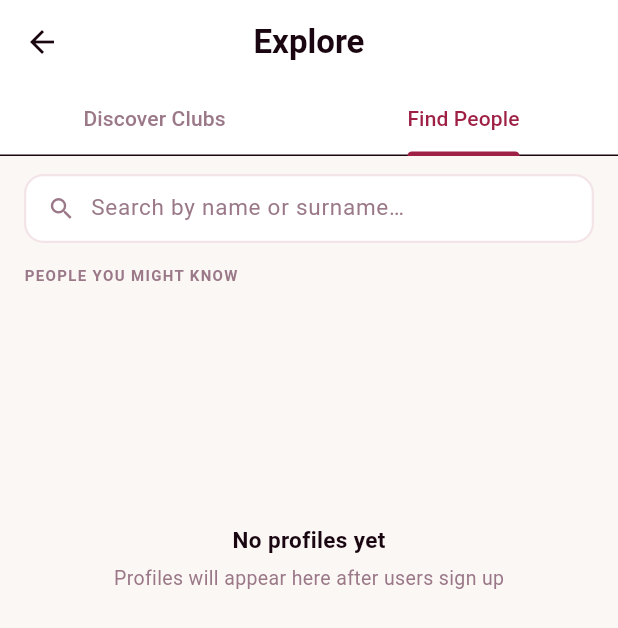
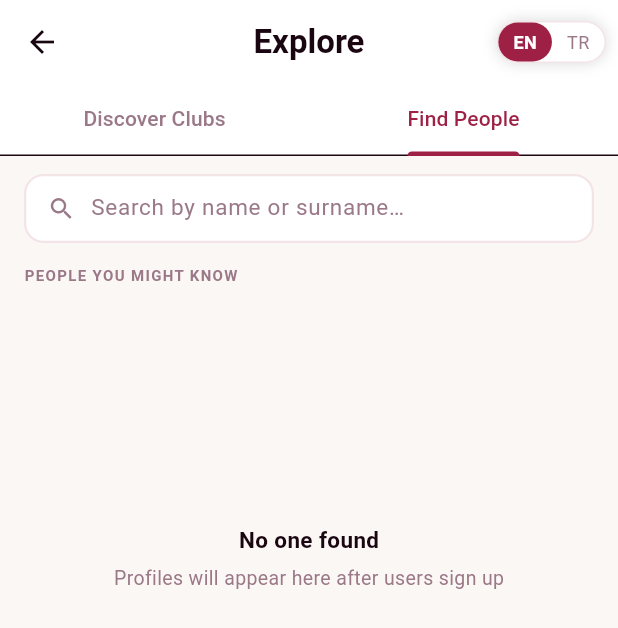
Before and after one commit to 3MB-MyClubs/My_Uni, a Flutter app: the ExploreScreen screen opened directly, tab 2 chosen, on a phone screen of 412 x 824 dp. Shown: the top 628 px of the screen. Run offline on Flutter 3.47's test engine with Material 3 defaults, Android fonts, the phone set to English and light mode, and no system bars; our stand-ins replace flutter_local_notifications, flutter_riverpod, hive, image_cropper, image_picker, permission_handler and 3 more; missing offline and left inert: device_calendar; accounts and stored records are empty; network calls fail.

Commit message:
EN/TR SWITCH TRIAL

```diff
--- a/lib/main.dart
+++ b/lib/main.dart
@@ -21,6 +21,7 @@ import 'services/view_tracker.dart';
 import 'services/personalization_service.dart';
 import 'services/people_service.dart';
 import 'services/theme_service.dart';
+import 'services/locale_service.dart';
 import 'services/calendar_sync_service.dart';
 import 'services/supabase_config.dart';
 import 'services/tutorial_service.dart';
@@ -62,6 +63,7 @@ void main() async {
   await viewTracker.initialize();
   await personalizationService.initialize();
   await themeService.initialize();
+  await localeService.initialize();
   await calendarSyncService.initialize();
   await tutorialService.initialize();
   contentStore.applyToLists();
--- a/lib/screens/explore_screen.dart
+++ b/lib/screens/explore_screen.dart
@@ -1,4 +1,7 @@
 import 'package:flutter/material.dart';
+import '../services/app_strings.dart';
+import '../services/locale_service.dart';
+import '../widgets/language_switcher.dart';
 import '../models/club.dart';
 import '../models/user.dart';
 import '../services/app_colors.dart';
@@ -71,6 +74,7 @@ class _ExploreScreenState extends State<ExploreScreen>
     super.initState();
     _tabController = TabController(length: 2, vsync: this);
     _tabController.addListener(() => setState(() {}));
+    localeService.addListener(_onLocaleChanged);
     _loadClubContent();
     _loadPeople();
   }
@@ -80,7 +84,12 @@ class _ExploreScreenState extends State<ExploreScreen>
     _tabController.dispose();
     _clubSearchController.dispose();
     _peopleSearchController.dispose();
+    localeService.removeListener(_onLocaleChanged);
     super.dispose();
+  }
+
+  void _onLocaleChanged() {
+    if (mounted) setState(() {});
   }
 
   Future<void> _loadClubContent() async {
@@ -307,18 +316,19 @@ class _ExploreScreenState extends State<ExploreScreen>
       appBar: AppBar(
         backgroundColor: AppColors.card,
         surfaceTintColor: Colors.transparent,
-        title: const Text(
-          'Explore',
-          style: TextStyle(fontWeight: FontWeight.bold, fontSize: 22),
+        title: Text(
+          S.explore,
+          style: const TextStyle(fontWeight: FontWeight.bold, fontSize: 22),
         ),
+        actions: const [LanguageSwitcher(), SizedBox(width: 8)],
         bottom: TabBar(
           controller: _tabController,
           labelColor: AppColors.primaryRed,
           unselectedLabelColor: AppColors.secondaryText,
           indicatorColor: AppColors.primaryRed,
-          tabs: const [
-            Tab(text: 'Discover Clubs'),
-            Tab(text: 'Find People'),
+          tabs: [
+            Tab(text: S.discoverClubs),
+            Tab(text: S.findPeople),
           ],
         ),
       ),
@@ -495,7 +505,7 @@ class _ExploreScreenState extends State<ExploreScreen>
     final filtering = _clubQuery.isNotEmpty;
     final label = filtering
         ? '${filtered.length} club${filtered.length == 1 ? '' : 's'}'
-        : 'All clubs';
+        : S.allClubs;
 
     return Column(
       children: [
@@ -505,7 +515,7 @@ class _ExploreScreenState extends State<ExploreScreen>
             children: [
               _searchField(
                 controller: _clubSearchController,
-                hint: 'Search clubs…',
+                hint: S.searchClubs,
                 value: _clubQuery,
                 onChanged: (v) => setState(() => _clubQuery = v),
               ),
@@ -515,7 +525,7 @@ class _ExploreScreenState extends State<ExploreScreen>
         const SizedBox(height: 14),
         Expanded(
           child: filtered.isEmpty
-              ? _emptyState('No clubs match', 'Try a different search term')
+              ? _emptyState(S.noClubsMatch, S.tryDifferentSearch)
               : ListView.builder(
                   padding: EdgeInsets.fromLTRB(
                     16,
@@ -564,7 +574,7 @@ class _ExploreScreenState extends State<ExploreScreen>
 
     final label = searching
         ? '${people.length} result${people.length == 1 ? '' : 's'}'
-        : 'People you might know';
+        : S.peopleMightKnow;
 
     return Column(
       children: [
@@ -574,7 +584,7 @@ class _ExploreScreenState extends State<ExploreScreen>
             children: [
               _searchField(
                 controller: _peopleSearchController,
-                hint: 'Search by name or surname…',
+                hint: S.searchPeople,
                 value: _peopleQuery,
                 onChanged: (v) => setState(() => _peopleQuery = v),
               ),
@@ -688,11 +698,9 @@ class _ExploreScreenState extends State<ExploreScreen>
                 return SizedBox(
                   height: 340,
                   child: _emptyState(
+                    S.noOneMatches,
                     searching
-                        ? 'No one matches "$_peopleQuery"'
-                        : 'No profiles yet',
-                    searching
-                        ? 'Try a name, surname, or email'
+                        ? S.tryNameSearch
                         : 'Profiles will appear here after users sign up',
                   ),
                 );
@@ -746,7 +754,7 @@ class _ExploreScreenState extends State<ExploreScreen>
     if (major != null && major.isNotEmpty) {
       return year != null && year.isNotEmpty ? '$major · $year' : major;
     }
-    return u.email.isNotEmpty ? u.email : 'Student profile';
+    return u.email.isNotEmpty ? u.email : S.studentProfile;
   }
 }
 
@@ -836,8 +844,8 @@ class _ClubRow extends StatelessWidget {
             const SizedBox(width: 10),
             toggleBuilder(
               active: joined,
-              activeLabel: 'Joined ✓',
-              inactiveLabel: 'Join',
+              activeLabel: S.joined,
+              inactiveLabel: S.join,
               onTap: onJoin,
             ),
           ],
@@ -1087,7 +1095,7 @@ class _PersonRowState extends State<_PersonRow> {
                           ),
                           const SizedBox(width: 5),
                           Text(
-                            _displayFollowing ? 'Following' : 'Follow',
+                            _displayFollowing ? S.following : S.follow,
                             style: TextStyle(
                               fontSize: 13,
                               fontWeight: FontWeight.w600,
--- /dev/null
+++ b/lib/services/app_strings.dart
@@ -0,0 +1,149 @@
+import 'locale_service.dart';
+
+class S {
+  S._();
+  static String _t(String en, String tr) =>
+      localeService.languageCode == 'tr' ? tr : en;
+
+  // ── Feed
+  static String get goodMorning     => _t('Good morning',   'Günaydın');
+  static String get goodAfternoon   => _t('Good afternoon', 'İyi öğleden sonralar');
+  static String get goodEvening     => _t('Good evening',   'İyi akşamlar');
+  static String get stillUp         => _t('Still up',       'Hâlâ uyanık mısın');
+  static String get thisWeek        => _t('THIS WEEK',      'BU HAFTA');
+  static String get seeAll          => _t('See all',        'Hepsini gör');
+  static String get fromYourClubs   => _t('FROM YOUR CLUBS', 'KULÜPLERİNDEN');
+  static String get clubFeed        => _t('CLUB FEED',      'KULÜp AKIŞI');
+  static String get following       => _t('Following',      'Takip');
+  static String get all             => _t('All',            'Tümü');
+  static String get latest          => _t('Latest',         'Son Gönderiler');
+  static String get nothingHere     => _t('Nothing here yet', 'Henüz bir şey yok');
+  static String get followClubs     => _t(
+    'Follow clubs to see their posts\nand events in your feed',
+    'Gönderilerini görmek için\nkulüp takip et',
+  );
+  static String get exploreClubs    => _t('Explore All Clubs',      'Tüm Kulüpleri Keşfet');
+  static String get peopleMightKnow => _t('People You Might Know',  'Tanıyor Olabileceğin Kişiler');
+  static String get clubMightLike   => _t('Club You Might Like',    'Beğenebileceğin Kulüp');
+  static String get today           => _t('Today',    'Bugün');
+  static String get tomorrow        => _t('Tomorrow', 'Yarın');
+
+  // ── Explore
+  static String get explore        => _t('Explore',               'Keşfet');
+  static String get discoverClubs  => _t('Discover Clubs',        'Kulüpleri Keşfet');
+  static String get findPeople     => _t('Find People',           'Kişileri Bul');
+  static String get searchClubs    => _t('Search clubs…',         'Kulüp ara…');
+  static String get searchPeople   => _t('Search by name or surname…', 'İsim veya soyisim ile ara…');
+  static String get allClubs       => _t('All clubs',             'Tüm kulüpler');
+  static String get noClubsMatch   => _t('No clubs match',        'Eşleşen kulüp yok');
+  static String get tryDifferentSearch => _t('Try a different search term', 'Farklı bir arama terimi dene');
+  static String get studentProfile => _t('Student profile',       'Öğrenci profili');
+  static String get joined         => _t('Joined ✓',              'Katıldı ✓');
+  static String get join           => _t('Join',                  'Katıl');
+  static String get follow         => _t('Follow',                'Takip Et');
+  static String get noOneMatches   => _t('No one found',          'Kimse bulunamadı');
+  static String get tryNameSearch  => _t('Try a name, surname, or email', 'İsim, soyisim veya e-posta dene');
+
+  // ── This Week
+  static String get discoverEvents   => _t('Discover events',         'Etkinlikleri Keşfet');
+  static String get searchEvents     => _t('Search events, clubs, topics', 'Etkinlik, kulüp, konu ara');
+  static String get anyDate          => _t('Any date',                'Herhangi bir tarih');
+  static String get past             => _t('Past',                    'Geçmiş');
+  static String get live             => _t('Live',                    'Canlı');
+  static String get allEvents        => _t('All events',              'Tüm etkinlikler');
+  static String get everythingOnCampus => _t('Everything happening on campus', 'Kampüste olan her şey');
+  static String get followingOnly    => _t('Only clubs you follow',   'Sadece takip ettiğin kulüpler');
+  static String get showEventsFrom   => _t('Show events from',        'Şunlardan etkinlikleri göster');
+  static String get pickDate         => _t('Pick a date',             'Tarih seç');
+  static String get clear            => _t('Clear',                   'Temizle');
+  static String get showAllDates     => _t('Show all dates',          'Tüm tarihleri göster');
+  static String get noEventsFound    => _t('No events found',         'Etkinlik bulunamadı');
+  static String get tryDifferentKeyword => _t('Try a different keyword or clear your filters.', 'Farklı bir anahtar kelime deneyin veya filtrelerinizi temizleyin.');
+  static String get nothingScheduled => _t('Nothing scheduled here yet — check another date.', 'Henüz planlanmış bir şey yok — başka bir tarih deneyin.');
+  static String get resetFilters     => _t('Reset filters',           'Filtreleri Sıfırla');
+  static String get newEvents        => _t('New events',              'Yeni Etkinlikler');
+  static String get allCaughtUp      => _t('All caught up',           'Hepsi Görüldü');
+  static String get newEventsHint    => _t('Newly created events will appear here until you open their details.', 'Yeni etkinlikler, detaylarını açana kadar burada görünür.');
+  static String get going            => _t('Going',                   'Gidiyorum');
+  static String get rsvp             => _t('RSVP',                    'Kayıt Ol');
+  static String get ended            => _t('Ended',                   'Bitti');
+
+  // ── Notifications
+  static String get notifications    => _t('Notifications',       'Bildirimler');
+  static String get filterYou        => _t('You',                 'Sen');
+  static String get filterEvents     => _t('Events',              'Etkinlikler');
+  static String get filterClubs      => _t('Clubs',               'Kulüpler');
+  static String get newSection       => _t('New',                 'Yeni');
+  static String get earlier          => _t('Earlier',             'Daha Önce');
+  static String get accept           => _t('Accept',              'Kabul Et');
+  static String get decline          => _t('Decline',             'Reddet');
+  static String get nothingHereNotif => _t('Nothing here',        'Henüz bir şey yok');
+
+  // ── Profile
+  static String get posts            => _t('Posts',               'Gönderiler');
+  static String get clubs            => _t('Clubs',               'Kulüpler');
+  static String get followers        => _t('Followers',           'Takipçiler');
+  static String get myClubs          => _t('My Clubs',            'Kulüplerim');
+  static String get myContent        => _t('My Content',          'İçeriklerim');
+  static String get boardMembers     => _t('Board Members',       'Yönetim Kurulu');
+  static String get board            => _t('Board',               'Yönetim');
+  static String get cancel           => _t('Cancel',              'İptal');
+  static String get save             => _t('Save',                'Kaydet');
+  static String get delete           => _t('Delete',              'Sil');
+  static String get superAdmin       => _t('Super Admin',         'Süper Yönetici');
+  static String get clubAdmin        => _t('Club Admin',          'Kulüp Yöneticisi');
+  static String get addMajorYear     => _t('Add major & year',    'Bölüm ve yıl ekle');
+  static String get addBio           => _t('Add a bio…',          'Biyografi ekle…');
+  static String get noClubsYet       => _t("You haven't followed any clubs yet.", 'Henüz bir kulüp takip etmediniz.');
+  static String get exploreClubsHint => _t('Explore clubs and follow the ones you like.', 'Kulüpleri keşfet ve beğendiklerini takip et.');
+  static String get noBoardMembers   => _t('No board members yet.', 'Henüz yönetim üyesi yok.');
+  static String get approvedHere     => _t('Approved requests will appear here.', 'Onaylanan istekler burada görünür.');
+  static String get noPostsYet       => _t('No posts yet.',       'Henüz gönderi yok.');
+  static String get noEventsYet      => _t('No events yet.',      'Henüz etkinlik yok.');
+  static String get noFollowersYet   => _t('No followers yet.',   'Henüz takipçi yok.');
+  static String get notFollowingAnyone => _t('Not following anyone yet.', 'Henüz kimseyi takip etmiyor.');
+  static String get changePhoto      => _t('Change Profile Photo', 'Profil Fotoğrafını Değiştir');
+  static String get takePhoto        => _t('Take a Photo',        'Fotoğraf Çek');
+  static String get useCamera        => _t('Use your camera right now', 'Kameranı hemen kullan');
+  static String get chooseFromLib    => _t('Choose from Library', 'Kütüphaneden Seç');
+  static String get pickFromLib      => _t('Pick from your photo library', 'Fotoğraf kütüphanenizden seçin');
+  static String get removePhoto      => _t('Remove photo',        'Fotoğrafı Kaldır');
+  static String get majorYearLabel   => _t('Major & Year',        'Bölüm & Yıl');
+  static String get selectMajor      => _t('Select your major',   'Bölümünü seç');
+  static String get selectMajorHint  => _t('Select major',        'Bölüm seç');
+  static String get yearLabel        => _t('Year',                'Yıl');
+  static String get bioLabel         => _t('Bio',                 'Biyografi');
+  static String get bioHint          => _t('Tell people a little about yourself', 'Kendinizi kısaca tanıtın');
+  static String get useThisPhoto     => _t('Use this photo?',     'Bu fotoğrafı kullan?');
+  static String get usePhoto         => _t('Use Photo',           'Fotoğrafı Kullan');
+  static String get deletePost       => _t('Delete post?',        'Gönderi silinsin mi?');
+  static String get deletePostMsg    => _t('This post will be permanently removed.', 'Bu gönderi kalıcı olarak kaldırılacak.');
+  static String get deleteEvent      => _t('Delete event?',       'Etkinlik silinsin mi?');
+  static String get deleteEventMsg   => _t('This event will be permanently removed.', 'Bu etkinlik kalıcı olarak kaldırılacak.');
+  static String get majorNotAdded    => _t('Major not added',     'Bölüm eklenmedi');
+  static String get yearNotAdded     => _t('Year not added',      'Yıl eklenmedi');
+  static String get addBioIntro      => _t('Add a bio to introduce yourself.', 'Kendinizi tanıtmak için biyografi ekleyin.');
+
+  // ── Bottom nav
+  static String get home    => _t('Home',    'Ana Sayfa');
+  static String get events  => _t('Events',  'Etkinlikler');
+  static String get search  => _t('Search',  'Ara');
+  static String get alerts  => _t('Alerts',  'Bildirimler');
+  static String get profile => _t('Profile', 'Profil');
+  static String get admin   => _t('Admin',   'Yönetici');
+
+  // ── Settings
+  static String get settings       => _t('Settings',           'Ayarlar');
+  static String get appearance     => _t('Appearance',         'Görünüm');
+  static String get darkMode       => _t('Dark Mode',          'Karanlık Mod');
+  static String get lightMode      => _t('Light Mode',         'Aydınlık Mod');
+  static String get help           => _t('Help',               'Yardım');
+  static String get account        => _t('Account',            'Hesap');
+  static String get logOut         => _t('Log Out',            'Çıkış Yap');
+  static String get editProfile    => _t('Edit Profile',       'Profili Düzenle');
+  static String get changeMyName   => _t('Change My Name',     'Adımı Değiştir');
+  static String get preferences    => _t('Preferences',        'Tercihler');
+  static String get myPreferences  => _t('My Preferences',     'Tercihlerim');
+  static String get replayTutorial => _t('Replay App Tutorial','Uygulamayı Yeniden Gez');
+  static String get profileSection => _t('Profile',            'Profil');
+}
--- /dev/null
+++ b/lib/widgets/language_switcher.dart
@@ -0,0 +1,60 @@
+import 'package:flutter/material.dart';
+import '../services/app_colors.dart';
+import '../services/locale_service.dart';
+
+class LanguageSwitcher extends StatelessWidget {
+  const LanguageSwitcher({super.key});
+
+  @override
+  Widget build(BuildContext context) {
+    return ListenableBuilder(
+      listenable: localeService,
+      builder: (context, _) {
+        final current = localeService.languageCode;
+        return Container(
+          height: 28,
+          decoration: BoxDecoration(
+            border: Border.all(color: AppColors.divider),
+            borderRadius: BorderRadius.circular(20),
+            color: AppColors.card,
+            boxShadow: [
+              BoxShadow(
+                color: Colors.black.withValues(alpha: 0.15),
+                blurRadius: 8,
+              ),
+            ],
+          ),
+          child: Row(
+            mainAxisSize: MainAxisSize.min,
+            children: [
+              _segment('EN', current == 'en', () => localeService.setLanguage('en')),
+              _segment('TR', current == 'tr', () => localeService.setLanguage('tr')),
+            ],
+          ),
+        );
+      },
+    );
+  }
+
+  Widget _segment(String label, bool active, VoidCallback onTap) {
+    return GestureDetector(
+      onTap: onTap,
+      child: Container(
+        padding: const EdgeInsets.symmetric(horizontal: 10),
+        decoration: BoxDecoration(
+          color: active ? AppColors.primaryRed : Colors.transparent,
+          borderRadius: BorderRadius.circular(20),
+        ),
+        alignment: Alignment.center,
+        child: Text(
+          label,
+          style: TextStyle(
+            fontSize: 12,
+            fontWeight: active ? FontWeight.bold : FontWeight.normal,
+            color: active ? Colors.white : AppColors.secondaryText,
+          ),
+        ),
+      ),
+    );
+  }
+}
```
Also changed, not shown: lib/screens/feed_screen.dart (+32 -19 lines), lib/screens/main_nav_screen.dart (+9 -7 lines), lib/screens/notifications_screen.dart (+29 -13 lines), lib/screens/profile_screen.dart (+48 -28 lines), lib/screens/settings_screen.dart (+19 -14 lines), lib/screens/this_week_screen.dart (+35 -24 lines), lib/services/locale_service.dart (added, +24 -0 lines), pubspec.lock.
